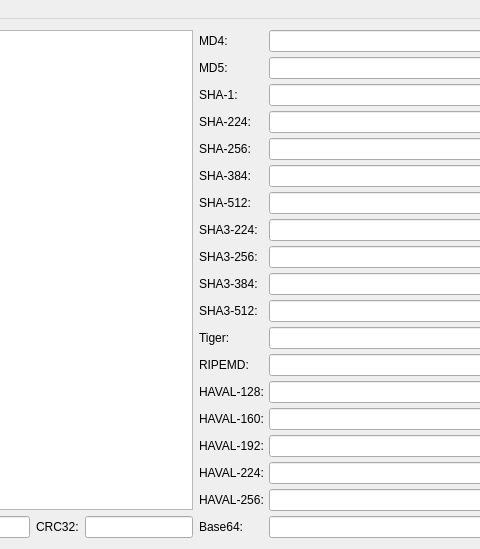
First picture: the form in ui/mainwindow.ui, repository rikyoz/MrHash, before the edit; both pictures show x 135 to 615 and y 0 to 549 of the 894 by 549 pixel window.
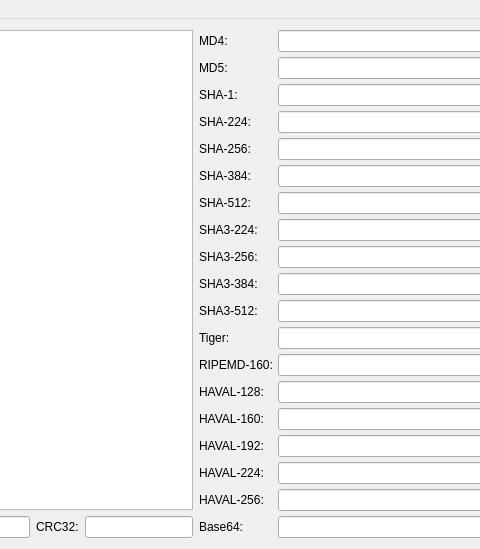
Second picture: the form after the edit. Icons and pictures are not drawn.

Commit message: Fix RIPEMD label in MainWindow

Patch:
```diff
--- a/ui/mainwindow.ui
+++ b/ui/mainwindow.ui
@@ -201,7 +201,7 @@
       <item row="12" column="0">
        <widget class="QLabel" name="label_10">
         <property name="text">
-         <string>RIPEMD:</string>
+         <string>RIPEMD-160:</string>
         </property>
        </widget>
       </item>
```
